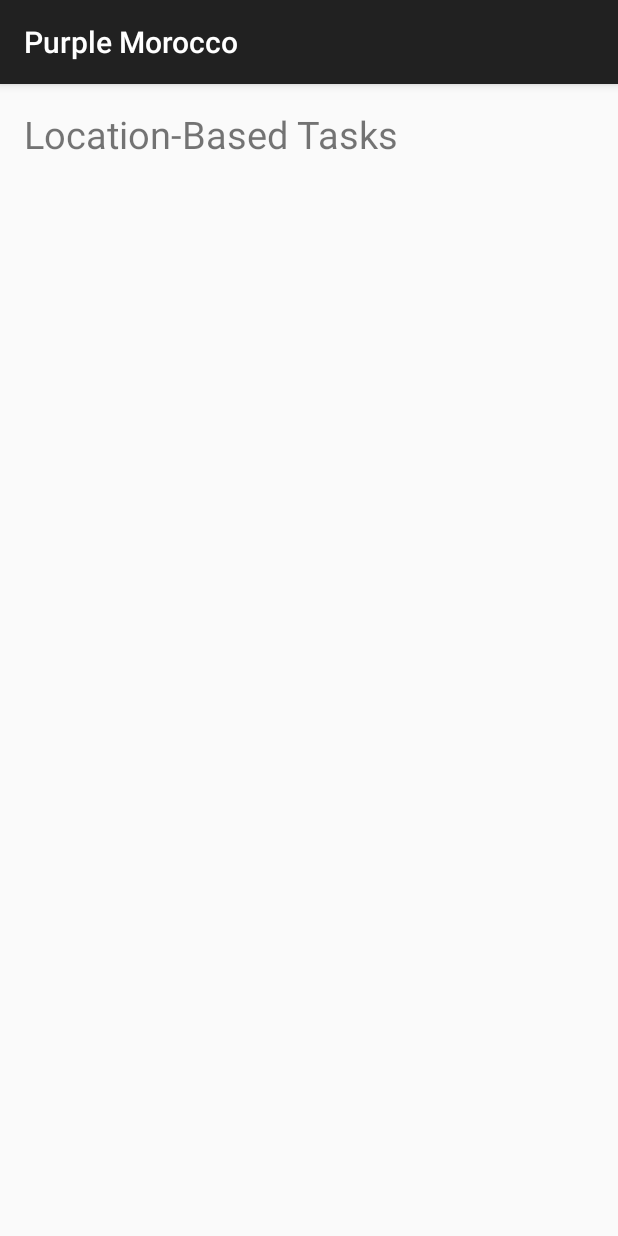
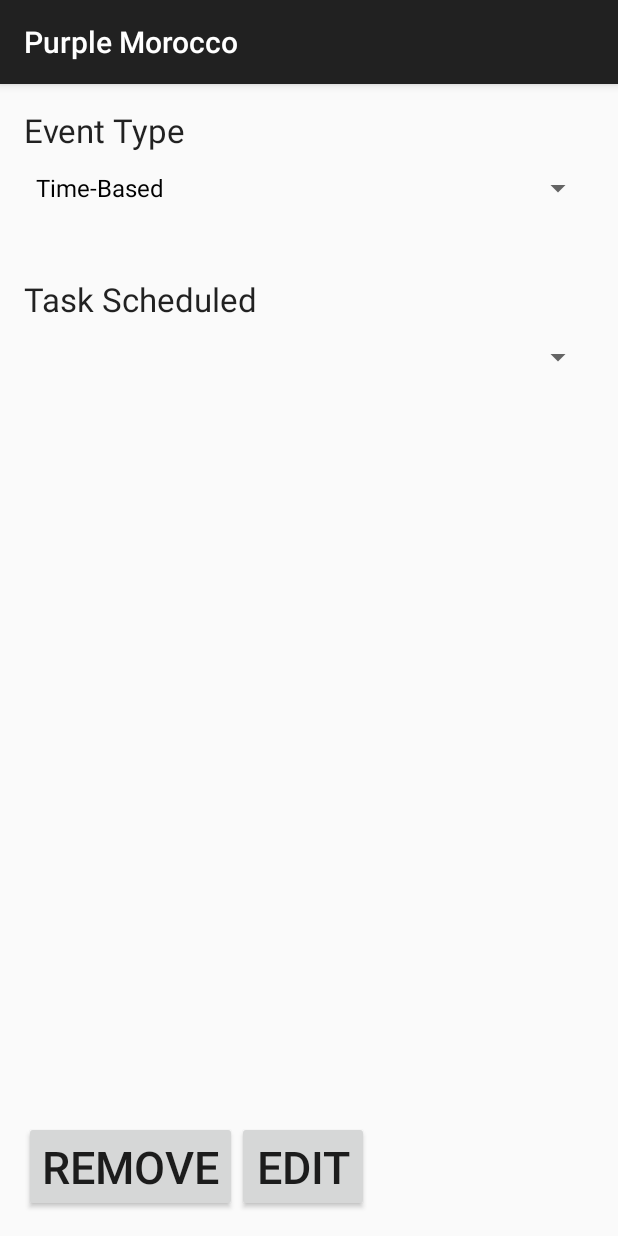
Before and after one commit to eollins/Intellihome, an Android app: the SecondActivity screen opened directly, with no data from a screen before it, on a phone screen of 412 x 824 dp. Run offline under Robolectric (Android 15) with nearby library versions, the light colour scheme and no system bars.

Commit message:
Major bug fix. • Time and location data is retained when the app is killed and restarted. • TimeCheck.java and LocationCheck.java now send their data to DataStorage.java, an IntentService, to be stored in SharedPreferences.

```diff
--- a/app/src/main/java/doctorwho/ethan/purplemorocco/MainActivity.java
+++ b/app/src/main/java/doctorwho/ethan/purplemorocco/MainActivity.java
@@ -234,10 +234,6 @@ public class MainActivity extends AppCompatActivity {
             }
 
         });
-
-        SharedPreferences prefs = this.getSharedPreferences("com.doctorwho.ethan", Context.MODE_PRIVATE);
-        String dateTimeKey = "com.example.app.geofences";
-        prefs.edit().putString(dateTimeKey, "").apply();
 
         try {
             FileOutputStream fos = openFileOutput("Locations.txt", Context.MODE_PRIVATE);
--- a/app/src/main/java/doctorwho/ethan/purplemorocco/SecondActivity.java
+++ b/app/src/main/java/doctorwho/ethan/purplemorocco/SecondActivity.java
@@ -27,84 +27,56 @@ import java.util.List;
 import java.util.Locale;
 
 public class SecondActivity extends AppCompatActivity {
-    static final String[] FRUITS = new String[] { "Apple", "Avocado", "Banana",
-            "Blueberry", "Coconut", "Durian", "Guava", "Kiwifruit",
-            "Jackfruit", "Mango", "Olive", "Pear", "Sugar-apple" };
+    List<String> timeList;
+    List<String> locationList;
 
     @Override
     protected void onCreate(Bundle savedInstanceState) {
         super.onCreate(savedInstanceState);
         setContentView(R.layout.activity_second);
 
-        final ListView listView = (ListView) findViewById(R.id.listView);
+        SharedPreferences prefs = this.getSharedPreferences("com.doctorwho.ethan", Context.MODE_PRIVATE);
+        String timeKey = "com.doctorwho.ethan.times";
+        String locationKey = "com.doctorwho.ethan.geofences";
+        String times = prefs.getString(timeKey, "");
+        String locations = prefs.getString(locationKey, "");
 
-        // Defined Array values to show in ListView
-        String[] values = new String[] { "Android List View",
-                "Adapter implementation",
-                "Simple List View In Android",
-                "Create List View Android",
-                "Android Example",
-                "List View Source Code",
-                "List View Array Adapter",
-                "Android Example List View"
-        };
+        timeList = Arrays.asList(times.split("`"));
+        locationList = Arrays.asList(locations.split("`"));
 
-        // Define a new Adapter
-        // First parameter - Context
-        // Second parameter - Layout for the row
-        // Third parameter - ID of the TextView to which the data is written
-        // Forth - the Array of data
+        String[] options = { "Time-Based", "Location-Based "};
+        final Spinner dropdown2 = (Spinner)findViewById(R.id.spinner2);
+        ArrayAdapter<String> adapter2 = new ArrayAdapter<String>(this, android.R.layout.simple_spinner_dropdown_item, options);
+        dropdown2.setAdapter(adapter2);
 
-        SharedPreferences prefs = this.getSharedPreferences(
-                "com.doctorwho.ethan", Context.MODE_PRIVATE);
-        String dateTimeKey = "com.doctorwho.ethan.geofences";
-        String l = prefs.getString(dateTimeKey, "");
+        dropdown2.setOnItemSelectedListener(new AdapterView.OnItemSelectedListener() {
+            @Override
+            public void onItemSelected(AdapterView<?> parentView, View selectedItemView, int position, long id) {
+                if (position == 0) {
+                    String[] times = new String[timeList.size()];
+                    for (int i = 0; i < timeList.size(); i++) {
+                        times[i] = timeList.get(i);
+                    }
 
-        List<String> locations = Arrays.asList(l.split("~"));
-        List<String> names = new ArrayList<>();
+                    Spinner spinner = (Spinner)findViewById(R.id.spinner3);
+                    ArrayList<String> total = new ArrayList<>();
 
-        for (String s : locations) {
-            List<String> components = Arrays.asList(s.split("`"));
+                    for (int i = 0; i < timeList.size(); i++) {
+                        total.add(timeList.get(i));
+                    }
 
-            Geocoder geocoder = new Geocoder(this, Locale.getDefault());
-
-            try {
-                List<Address> addresses = geocoder.getFromLocation(Double.parseDouble(components.get(3)), Double.parseDouble(components.get(4)), 1);
-                names.add(addresses.get(0).getAddressLine(0));
-                Log.e("", "");
-            } catch (IOException e) {
-                e.printStackTrace();
+                    ArrayAdapter<String> adapter = new ArrayAdapter<String>(getApplicationContext(), R.layout.support_simple_spinner_dropdown_item, total);
+                    adapter.setDropDownViewResource(R.layout.support_simple_spinner_dropdown_item);
+                    spinner.setAdapter(adapter);
+                }
             }
-        }
-
-
-        ArrayAdapter<String> adapter = new ArrayAdapter<String>(this,
-                android.R.layout.simple_list_item_1, android.R.id.text1, names);
-
-        // Assign adapter to ListView
-        listView.setAdapter(adapter);
-        listView.deferNotifyDataSetChanged();
-
-        // ListView Item Click Listener
-        listView.setOnItemClickListener(new AdapterView.OnItemClickListener() {
 
             @Override
-            public void onItemClick(AdapterView<?> parent, View view,
-                                    int position, long id) {
-
-                // ListView Clicked item index
-                int itemPosition     = position;
-
-                // ListView Clicked item value
-                String  itemValue    = (String) listView.getItemAtPosition(position);
-
-                // Show Alert
-                Toast.makeText(getApplicationContext(),
-                        "Position :"+itemPosition+"  ListItem : " +itemValue , Toast.LENGTH_LONG)
-                        .show();
-
+            public void onNothingSelected(AdapterView<?> parentView) {
+                // your code here
             }
 
         });
+
     }
 }
--- a/app/src/main/res/layout/activity_second.xml
+++ b/app/src/main/res/layout/activity_second.xml
@@ -9,21 +9,80 @@
     android:paddingTop="@dimen/activity_vertical_margin"
     tools:context="doctorwho.ethan.purplemorocco.SecondActivity">
 
-    <ListView
+    <TextView
         android:layout_width="wrap_content"
         android:layout_height="wrap_content"
-        android:id="@+id/listView"
-        android:layout_below="@+id/textView4"
+        android:textAppearance="?android:attr/textAppearanceLarge"
+        android:text="Event Type"
+        android:id="@+id/textView5"
+        android:layout_alignParentTop="true"
         android:layout_alignParentLeft="true"
         android:layout_alignParentStart="true" />
+
+    <Spinner
+        android:layout_width="wrap_content"
+        android:layout_height="wrap_content"
+        android:id="@+id/spinner2"
+        android:textSize="30sp"
+        android:layout_below="@+id/textView5"
+        android:layout_alignParentLeft="true"
+        android:layout_alignParentStart="true"
+        android:layout_alignParentRight="true"
+        android:layout_alignParentEnd="true" />
 
     <TextView
         android:layout_width="wrap_content"
         android:layout_height="wrap_content"
-        android:text="Location-Based Tasks"
+        android:textAppearance="?android:attr/textAppearanceLarge"
+        android:text="Task Scheduled"
         android:id="@+id/textView4"
-        android:textSize="25sp"
-        android:layout_alignParentTop="true"
+        android:layout_marginTop="35dp"
+        android:layout_below="@+id/spinner2"
         android:layout_alignParentLeft="true"
         android:layout_alignParentStart="true" />
+
+    <Spinner
+        android:layout_width="wrap_content"
+        android:layout_height="wrap_content"
+        android:id="@+id/spinner3"
+        android:textSize="30sp"
+        android:layout_below="@+id/textView4"
+        android:layout_alignParentLeft="true"
+        android:layout_alignParentStart="true"
+        android:layout_alignParentRight="true"
+        android:layout_alignParentEnd="true" />
+
+    <Button
+        android:layout_width="wrap_content"
+        android:layout_height="wrap_content"
+        android:text="REMOVE"
+        android:id="@+id/button5"
+        android:textSize="30sp"
+        android:layout_alignParentBottom="true"
+        android:layout_alignParentLeft="true"
+        android:layout_alignParentStart="true" />
+
+    <Button
+        android:layout_width="wrap_content"
+        android:layout_height="wrap_content"
+        android:text="edit"
+        android:id="@+id/button6"
+        android:textSize="30sp"
+        android:layout_alignTop="@+id/button5"
+        android:layout_toRightOf="@+id/button5"
+        android:layout_toEndOf="@+id/button5" />
+
+    <TextView
+        android:layout_width="wrap_content"
+        android:layout_height="wrap_content"
+        android:id="@+id/textView6"
+        android:layout_below="@+id/spinner3"
+        android:layout_alignParentLeft="true"
+        android:layout_alignParentStart="true"
+        android:layout_marginTop="25dp"
+        android:layout_above="@+id/button5"
+        android:textSize="25sp"
+        android:layout_alignRight="@+id/spinner3"
+        android:layout_alignEnd="@+id/spinner3" />
+
 </RelativeLayout>
```
Also changed, not shown: app/src/main/AndroidManifest.xml (+5 -2 lines), app/src/main/java/doctorwho/ethan/purplemorocco/DataStorage.java (added, +58 -0 lines), app/src/main/java/doctorwho/ethan/purplemorocco/LocationCheck.java (+15 -81 lines), app/src/main/java/doctorwho/ethan/purplemorocco/TimeCheck.java (+7 -5 lines).
